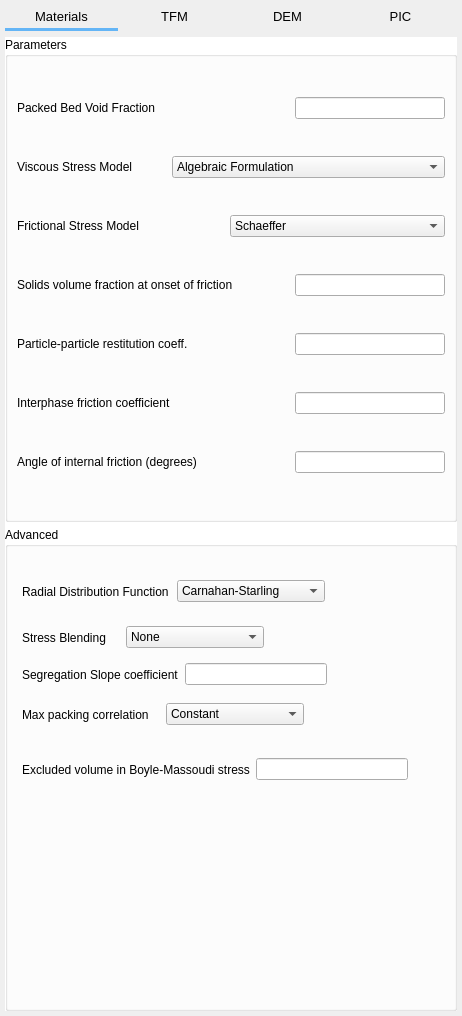
Qt form gui/uifiles/solids.ui (truongd8593/mfix) before a commit.
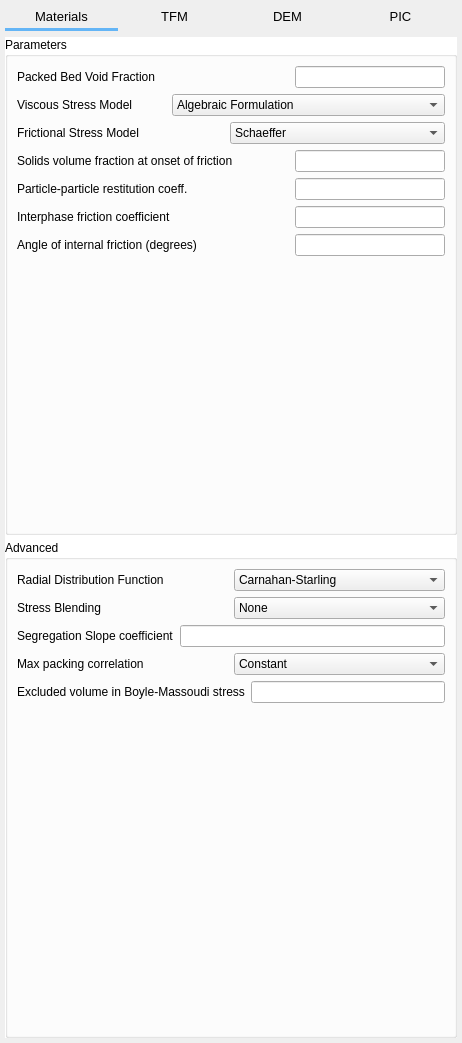
The same form after that commit. The open tabs and pages were chosen to show the change. Custom widgets are drawn as their Qt base class.

Patch:
```diff
--- a/gui/uifiles/solids.ui
+++ b/gui/uifiles/solids.ui
@@ -7,7 +7,7 @@
     <x>0</x>
     <y>0</y>
     <width>462</width>
-    <height>1016</height>
+    <height>1043</height>
    </rect>
   </property>
   <property name="maximumSize">
@@ -1431,6 +1431,19 @@
             </item>
            </layout>
           </item>
+          <item>
+           <spacer name="verticalSpacer_11">
+            <property name="orientation">
+             <enum>Qt::Vertical</enum>
+            </property>
+            <property name="sizeHint" stdset="0">
+             <size>
+              <width>20</width>
+              <height>40</height>
+             </size>
+            </property>
+           </spacer>
+          </item>
          </layout>
         </widget>
        </item>
@@ -1442,174 +1455,149 @@
          <property name="flat">
           <bool>true</bool>
          </property>
-         <widget class="QWidget" name="layoutWidget">
-          <property name="geometry">
-           <rect>
-            <x>17</x>
-            <y>50</y>
-            <width>303</width>
-            <height>29</height>
-           </rect>
-          </property>
-          <layout class="QHBoxLayout" name="horizontalLayout_11">
-           <item>
-            <widget class="QLabel" name="label_rdf_type">
-             <property name="text">
-              <string>Radial Distribution Function</string>
-             </property>
-            </widget>
-           </item>
-           <item>
-            <widget class="ComboBox" name="combobox_rdf_type">
-             <item>
+         <layout class="QVBoxLayout" name="verticalLayout_5">
+          <item>
+           <layout class="QHBoxLayout" name="horizontalLayout_11">
+            <item>
+             <widget class="QLabel" name="label_rdf_type">
               <property name="text">
-               <string>Carnahan-Starling</string>
+               <string>Radial Distribution Function</string>
               </property>
-             </item>
-             <item>
+             </widget>
+            </item>
+            <item>
+             <widget class="ComboBox" name="combobox_rdf_type">
+              <item>
+               <property name="text">
+                <string>Carnahan-Starling</string>
+               </property>
+              </item>
+              <item>
+               <property name="text">
+                <string>Lebowitz</string>
+               </property>
+              </item>
+              <item>
+               <property name="text">
+                <string>Mansoori</string>
+               </property>
+              </item>
+              <item>
+               <property name="text">
+                <string>Modified Lebowitz</string>
+               </property>
+              </item>
+              <item>
+               <property name="text">
+                <string>Modified Mansoori</string>
+               </property>
+              </item>
+             </widget>
+            </item>
+           </layout>
+          </item>
+          <item>
+           <layout class="QHBoxLayout" name="horizontalLayout_8">
+            <item>
+             <widget class="QLabel" name="label_blending_function">
               <property name="text">
-               <string>Lebowitz</string>
+               <string>Stress Blending</string>
               </property>
-             </item>
-             <item>
+             </widget>
+            </item>
+            <item>
+             <widget class="ComboBox" name="combobox_blending_function">
+              <item>
+               <property name="text">
+                <string>None</string>
+               </property>
+              </item>
+              <item>
+               <property name="text">
+                <string>Hyperbolic Tangent</string>
+               </property>
+              </item>
+              <item>
+               <property name="text">
+                <string>Sigmoidal</string>
+               </property>
+              </item>
+             </widget>
+            </item>
+           </layout>
+          </item>
+          <item>
+           <layout class="QHBoxLayout" name="horizontalLayout_9">
+            <item>
+             <widget class="QLabel" name="label_segregation_slope_coefficient">
               <property name="text">
-               <string>Mansoori</string>
+               <string>Segregation Slope coefficient</string>
               </property>
-             </item>
-             <item>
+             </widget>
+            </item>
+            <item>
+             <widget class="LineEdit" name="lineedit_keyword_segregation_slope_coefficient"/>
+            </item>
+           </layout>
+          </item>
+          <item>
+           <layout class="QHBoxLayout" name="horizontalLayout_10">
+            <item>
+             <widget class="QLabel" name="label_max_packing_correlation">
               <property name="text">
-               <string>Modified Lebowitz</string>
+               <string>Max packing correlation</string>
               </property>
-             </item>
-             <item>
+             </widget>
+            </item>
+            <item>
+             <widget class="ComboBox" name="combobox_max_packing_correlation">
+              <item>
+               <property name="text">
+                <string>Constant</string>
+               </property>
+              </item>
+              <item>
+               <property name="text">
+                <string>Yu and Standish</string>
+               </property>
+              </item>
+              <item>
+               <property name="text">
+                <string>Fedors and Landel</string>
+               </property>
+              </item>
+             </widget>
+            </item>
+           </layout>
+          </item>
+          <item>
+           <layout class="QHBoxLayout" name="horizontalLayout_12">
+            <item>
+             <widget class="QLabel" name="label_v_ex">
               <property name="text">
-               <string>Modified Mansoori</string>
+               <string>Excluded volume in Boyle-Massoudi stress</string>
               </property>
-             </item>
-            </widget>
-           </item>
-          </layout>
-         </widget>
-         <widget class="QWidget" name="layoutWidget">
-          <property name="geometry">
-           <rect>
-            <x>17</x>
-            <y>173</y>
-            <width>282</width>
-            <height>29</height>
-           </rect>
-          </property>
-          <layout class="QHBoxLayout" name="horizontalLayout_10">
-           <item>
-            <widget class="QLabel" name="label_max_packing_correlation">
-             <property name="text">
-              <string>Max packing correlation</string>
-             </property>
-            </widget>
-           </item>
-           <item>
-            <widget class="ComboBox" name="combobox_max_packing_correlation">
-             <item>
-              <property name="text">
-               <string>Constant</string>
-              </property>
-             </item>
-             <item>
-              <property name="text">
-               <string>Yu and Standish</string>
-              </property>
-             </item>
-             <item>
-              <property name="text">
-               <string>Fedors and Landel</string>
-              </property>
-             </item>
-            </widget>
-           </item>
-          </layout>
-         </widget>
-         <widget class="QWidget" name="layoutWidget">
-          <property name="geometry">
-           <rect>
-            <x>17</x>
-            <y>135</y>
-            <width>305</width>
-            <height>25</height>
-           </rect>
-          </property>
-          <layout class="QHBoxLayout" name="horizontalLayout_9">
-           <item>
-            <widget class="QLabel" name="label_segregation_slope_coefficient">
-             <property name="text">
-              <string>Segregation Slope coefficient</string>
-             </property>
-            </widget>
-           </item>
-           <item>
-            <widget class="LineEdit" name="lineedit_keyword_segregation_slope_coefficient"/>
-           </item>
-          </layout>
-         </widget>
-         <widget class="QWidget" name="layoutWidget">
-          <property name="geometry">
-           <rect>
-            <x>17</x>
-            <y>96</y>
-            <width>242</width>
-            <height>29</height>
-           </rect>
-          </property>
-          <layout class="QHBoxLayout" name="horizontalLayout_8">
-           <item>
-            <widget class="QLabel" name="label_blending_function">
-             <property name="text">
-              <string>Stress Blending</string>
-             </property>
-            </widget>
-           </item>
-           <item>
-            <widget class="ComboBox" name="combobox_blending_function">
-             <item>
-              <property name="text">
-               <string>None</string>
-              </property>
-             </item>
-             <item>
-              <property name="text">
-               <string>Hyperbolic Tangent</string>
-              </property>
-             </item>
-             <item>
-              <property name="text">
-               <string>Sigmoidal</string>
-              </property>
-             </item>
-            </widget>
-           </item>
-          </layout>
-         </widget>
-         <widget class="QWidget" name="layoutWidget">
-          <property name="geometry">
-           <rect>
-            <x>17</x>
-            <y>230</y>
-            <width>386</width>
-            <height>25</height>
-           </rect>
-          </property>
-          <layout class="QHBoxLayout" name="horizontalLayout_12">
-           <item>
-            <widget class="QLabel" name="label_v_ex">
-             <property name="text">
-              <string>Excluded volume in Boyle-Massoudi stress</string>
-             </property>
-            </widget>
-           </item>
-           <item>
-            <widget class="LineEdit" name="lineedit_keyword_v_ex"/>
-           </item>
-          </layout>
-         </widget>
+             </widget>
+            </item>
+            <item>
+             <widget class="LineEdit" name="lineedit_keyword_v_ex"/>
+            </item>
+           </layout>
+          </item>
+          <item>
+           <spacer name="verticalSpacer_2">
+            <property name="orientation">
+             <enum>Qt::Vertical</enum>
+            </property>
+            <property name="sizeHint" stdset="0">
+             <size>
+              <width>20</width>
+              <height>40</height>
+             </size>
+            </property>
+           </spacer>
+          </item>
+         </layout>
         </widget>
        </item>
       </layout>
```
Left out of the diff: 451 changed lines with no effect on the pictures.
